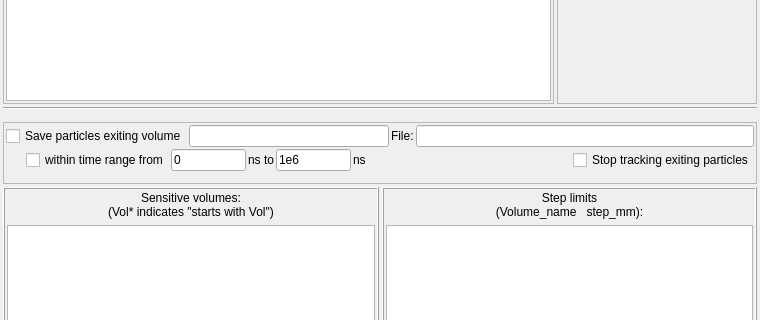
Qt form src/gui/ageant4configdialog.ui (andrmor/ANTS2) before a commit; both pictures show x 0 to 760 and y 179 to 499 of the 760 by 633 pixel window.
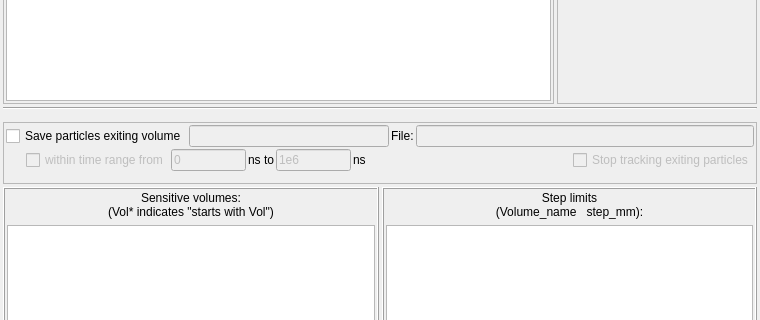
The same form after that commit.

Patch:
```diff
--- a/src/gui/ageant4configdialog.ui
+++ b/src/gui/ageant4configdialog.ui
@@ -412,6 +412,9 @@
         </item>
         <item>
          <widget class="QLineEdit" name="leExitVolumeName">
+          <property name="enabled">
+           <bool>false</bool>
+          </property>
           <property name="maximumSize">
            <size>
             <width>200</width>
@@ -428,7 +431,11 @@
          </widget>
         </item>
         <item>
-         <widget class="QLineEdit" name="leParticlesFileName"/>
+         <widget class="QLineEdit" name="leParticlesFileName">
+          <property name="enabled">
+           <bool>false</bool>
+          </property>
+         </widget>
         </item>
        </layout>
       </item>
@@ -452,6 +459,9 @@
         </item>
         <item>
          <widget class="QCheckBox" name="cbUseTimeWindow">
+          <property name="enabled">
+           <bool>false</bool>
+          </property>
           <property name="text">
            <string>within time range from</string>
           </property>
@@ -459,6 +469,9 @@
         </item>
         <item>
          <widget class="QLineEdit" name="ledTimeFrom">
+          <property name="enabled">
+           <bool>false</bool>
+          </property>
           <property name="minimumSize">
            <size>
             <width>0</width>
@@ -485,6 +498,9 @@
         </item>
         <item>
          <widget class="QLineEdit" name="ledTimeTo">
+          <property name="enabled">
+           <bool>false</bool>
+          </property>
           <property name="minimumSize">
            <size>
             <width>0</width>
@@ -527,6 +543,9 @@
         </item>
         <item>
          <widget class="QCheckBox" name="cbStopTrackExiting">
+          <property name="enabled">
+           <bool>false</bool>
+          </property>
           <property name="text">
            <string>Stop tracking exiting particles</string>
           </property>
```
